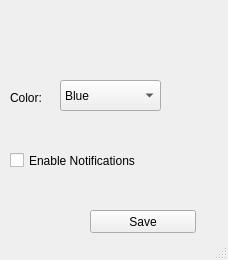
The window that kOrganizify/src/settingswindow.ui (jelisavetagavrilovic/kOrganizify) describes before a commit, drawn with Qt 5.
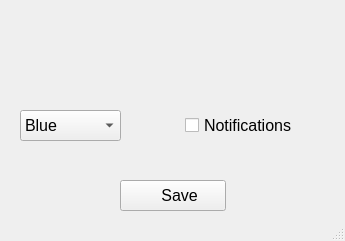
The same window after the commit. Icons and pictures are not drawn.

Commit message: updated appwindow and settingswindow gui

```diff
--- a/kOrganizify/src/settingswindow.ui
+++ b/kOrganizify/src/settingswindow.ui
@@ -6,39 +6,25 @@
    <rect>
     <x>0</x>
     <y>0</y>
-    <width>228</width>
-    <height>260</height>
+    <width>345</width>
+    <height>241</height>
    </rect>
   </property>
   <widget class="QWidget" name="centralwidget">
-   <widget class="QLabel" name="lblColor">
-    <property name="geometry">
-     <rect>
-      <x>10</x>
-      <y>90</y>
-      <width>35</width>
-      <height>15</height>
-     </rect>
-    </property>
-    <property name="maximumSize">
-     <size>
-      <width>100</width>
-      <height>15</height>
-     </size>
-    </property>
-    <property name="text">
-     <string>Color:</string>
-    </property>
-   </widget>
    <widget class="QComboBox" name="dropTheme">
     <property name="geometry">
      <rect>
-      <x>60</x>
-      <y>80</y>
+      <x>20</x>
+      <y>110</y>
       <width>101</width>
       <height>31</height>
      </rect>
     </property>
+    <property name="font">
+     <font>
+      <pointsize>12</pointsize>
+     </font>
+    </property>
     <item>
      <property name="text">
       <string>Blue</string>
@@ -68,46 +54,101 @@
    <widget class="QCheckBox" name="btnNotifications">
     <property name="geometry">
      <rect>
-      <x>10</x>
-      <y>150</y>
-      <width>145</width>
+      <x>185</x>
+      <y>115</y>
+      <width>121</width>
       <height>21</height>
      </rect>
     </property>
+    <property name="font">
+     <font>
+      <pointsize>12</pointsize>
+     </font>
+    </property>
     <property name="text">
-     <string>Enable Notifications</string>
+     <string>Notifications</string>
     </property>
    </widget>
    <widget class="QPushButton" name="btnSave">
     <property name="geometry">
      <rect>
-      <x>90</x>
-      <y>210</y>
+      <x>120</x>
+      <y>180</y>
       <width>106</width>
-      <height>23</height>
-     </rect>
-    </property>
-    <property name="text">
-     <string>Save</string>
-    </property>
-   </widget>
-   <widget class="QLabel" name="label">
-    <property name="geometry">
-     <rect>
-      <x>90</x>
-      <y>20</y>
-      <width>31</width>
       <height>31</height>
      </rect>
     </property>
-    <property name="autoFillBackground">
-     <bool>false</bool>
+    <property name="font">
+     <font>
+      <pointsize>12</pointsize>
+     </font>
     </property>
     <property name="text">
+     <string>   Save</string>
+    </property>
+    <property name="icon">
+     <iconset resource="../resources.qrc">
+      <normaloff>:/images/images/save.svg</normaloff>:/images/images/save.svg</iconset>
+    </property>
+    <property name="iconSize">
+     <size>
+      <width>24</width>
+      <height>24</height>
+     </size>
+    </property>
+   </widget>
+   <widget class="QLabel" name="lblColor">
+    <property name="geometry">
+     <rect>
+      <x>40</x>
+      <y>30</y>
+      <width>51</width>
+      <height>46</height>
+     </rect>
+    </property>
+    <property name="text">
      <string/>
     </property>
     <property name="pixmap">
-     <pixmap resource="../resources.qrc">:/images/images/settings.png</pixmap>
+     <pixmap resource="../resources.qrc">:/images/images/color-palette.png</pixmap>
+    </property>
+    <property name="scaledContents">
+     <bool>true</bool>
+    </property>
+   </widget>
+   <widget class="QLabel" name="lblNotificationsOn">
+    <property name="geometry">
+     <rect>
+      <x>220</x>
+      <y>30</y>
+      <width>51</width>
+      <height>51</height>
+     </rect>
+    </property>
+    <property name="text">
+     <string/>
+    </property>
+    <property name="pixmap">
+     <pixmap resource="../resources.qrc">:/images/images/bell.svg</pixmap>
+    </property>
+    <property name="scaledContents">
+     <bool>true</bool>
+    </property>
+   </widget>
+   <widget class="QLabel" name="lblNotificationsOff">
+    <property name="geometry">
+     <rect>
+      <x>220</x>
+      <y>30</y>
+      <width>51</width>
+      <height>51</height>
+     </rect>
+    </property>
+    <property name="text">
+     <string/>
+    </property>
+    <property name="pixmap">
+     <pixmap resource="../resources.qrc">:/images/images/bell-off.svg</pixmap>
     </property>
     <property name="scaledContents">
      <bool>true</bool>
```
Left out of the diff: 2 changed lines with no effect on the pictures. The commit also changes 12 other files.
